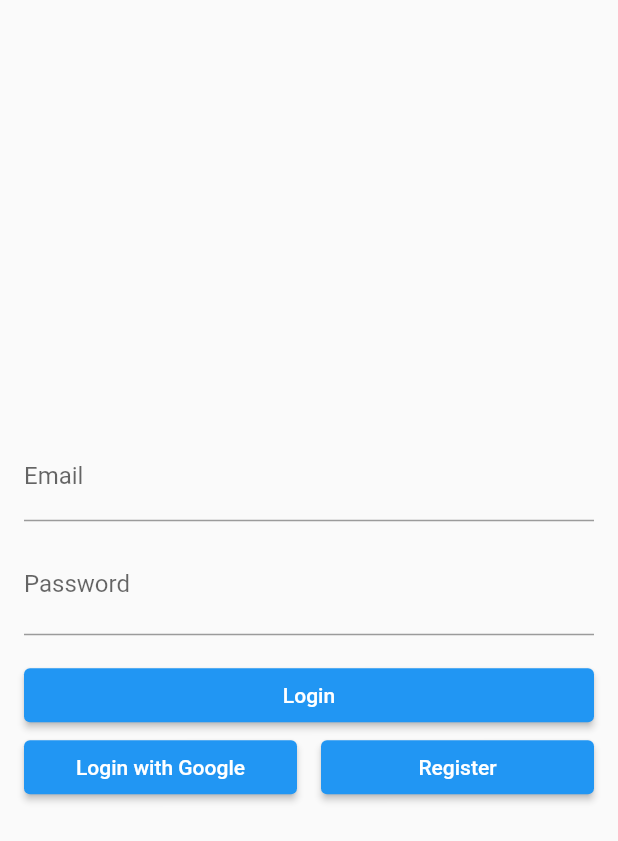
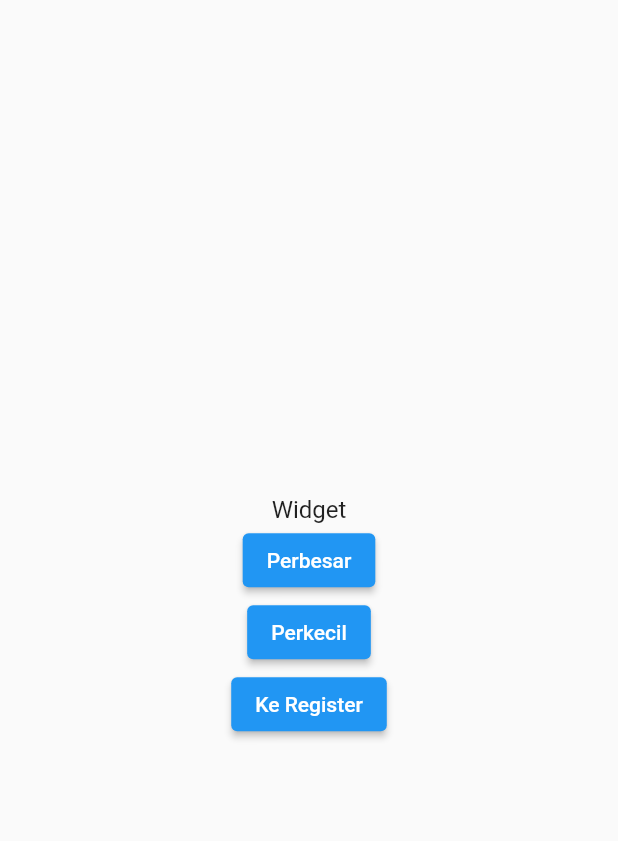
Before and after one commit to fikrihkll/flutter_myduit, a Flutter app: the screen it shows after launch, on a phone screen of 412 x 824 dp. Shown: the top 841 px of the screen. Run offline on Flutter 3.47's test engine with Material 2 defaults, Android fonts, the phone set to English and light mode, and no system bars; our stand-ins replace cloud_firestore, firebase_auth, firebase_core, google_sign_in; accounts and stored records are empty.

Commit message:
add register in-progress and trying to move between page

```diff
--- /dev/null
+++ b/lib/features/presentation/pages/coba/coba_page.dart
@@ -0,0 +1,81 @@
+import 'package:cloud_firestore/cloud_firestore.dart';
+import 'package:flutter/material.dart';
+import 'package:myduit/core/firebase_util.dart';
+import 'package:myduit/features/data/models/user_model.dart';
+import 'package:myduit/features/data/repositories/authentication_repository.dart';
+import 'package:myduit/features/presentation/pages/route.dart' as route;
+
+class CobaPage extends StatelessWidget{
+
+  final String text;
+
+  const CobaPage({required this.text});
+
+  Widget sayText(text){ //bikin widget sayText
+    return Text(
+      text,
+      style: TextStyle(
+        fontSize: 24.0,
+        fontWeight: FontWeight.bold,
+      ),
+    );
+  }
+
+
+  @override
+  Widget build(BuildContext context) {
+    return Scaffold(
+      body: Center(
+        child: BiggerText(text: sayText('Helllooo!').toString()), //manggil si sayText disini
+      ),
+    );
+  }
+}
+
+class BiggerText extends StatefulWidget{
+  final String text;
+
+  const BiggerText({required this.text});
+
+  @override
+  State<BiggerText> createState() => _BiggerTextState(); //bisa gini
+  // _BiggerTextState createState() => _BiggerTextState(); //atau begini
+}
+
+class _BiggerTextState extends State<BiggerText> {
+ double _textSize = 16.0;
+
+  @override
+  Widget build(BuildContext context) {
+    return Column(
+      mainAxisAlignment: MainAxisAlignment.center,
+      children: <Widget>[
+        Text(widget.text, style: TextStyle(fontSize: _textSize)),
+        ElevatedButton(
+            child: Text("Perbesar"),
+            onPressed: () {
+              setState(() {
+                _textSize = 32.0;
+              });
+        }),
+        ElevatedButton(
+            child: Text("Perkecil"),
+            onPressed: () {
+              setState(() {
+                _textSize = 16.0;
+              });
+        }),
+        ElevatedButton(
+            child: Text("Ke Register"),
+            onPressed: () {
+              setState(() {
+                _toRegister(Navigator.of(context));
+              });
+        })
+      ],);
+  }
+}
+
+Future<void> _toRegister (NavigatorState nav) async {
+  await nav.pushNamed(route.registerPage);
+}
--- a/lib/features/presentation/pages/route.dart
+++ b/lib/features/presentation/pages/route.dart
@@ -2,10 +2,14 @@ import 'package:flutter/material.dart';
 import 'package:myduit/features/presentation/pages/detail/detail_page.dart';
 import 'package:myduit/features/presentation/pages/home/home_page.dart';
 import 'package:myduit/features/presentation/pages/login/login_page.dart';
+import 'package:myduit/features/presentation/pages/register/register_page.dart';
+import 'package:myduit/features/presentation/pages/coba/coba_page.dart';
 
 const homePage = "home_page";
 const detailPage = "detail_page";
 const loginPage = "login_page";
+const registerPage = "register_page";
+const cobaPage = "coba_page";
 
 Route<dynamic> controller(RouteSettings settings) {
   switch (settings.name) {
@@ -15,6 +19,10 @@ Route<dynamic> controller(RouteSettings settings) {
       return MaterialPageRoute(builder: (context) => const DetailScreen());
     case loginPage:
       return MaterialPageRoute(builder: (context) => const LoginPage());
+    case registerPage:
+      return MaterialPageRoute(builder: (context) => const RegisterPage());
+    case cobaPage:
+      return MaterialPageRoute(builder: (context) => const CobaPage(text: ''));
     default:
       throw("no such route");
   }
--- a/lib/main.dart
+++ b/lib/main.dart
@@ -21,7 +21,7 @@ class MyApp extends StatelessWidget {
         primarySwatch: Colors.blue,
       ),
       onGenerateRoute: route.controller,
-      initialRoute: route.loginPage,
+      initialRoute: route.cobaPage,
     );
   }
 }
```
Also changed, not shown: lib/features/presentation/pages/register/register_page.dart (added, +53 -0 lines), 3 other files.
